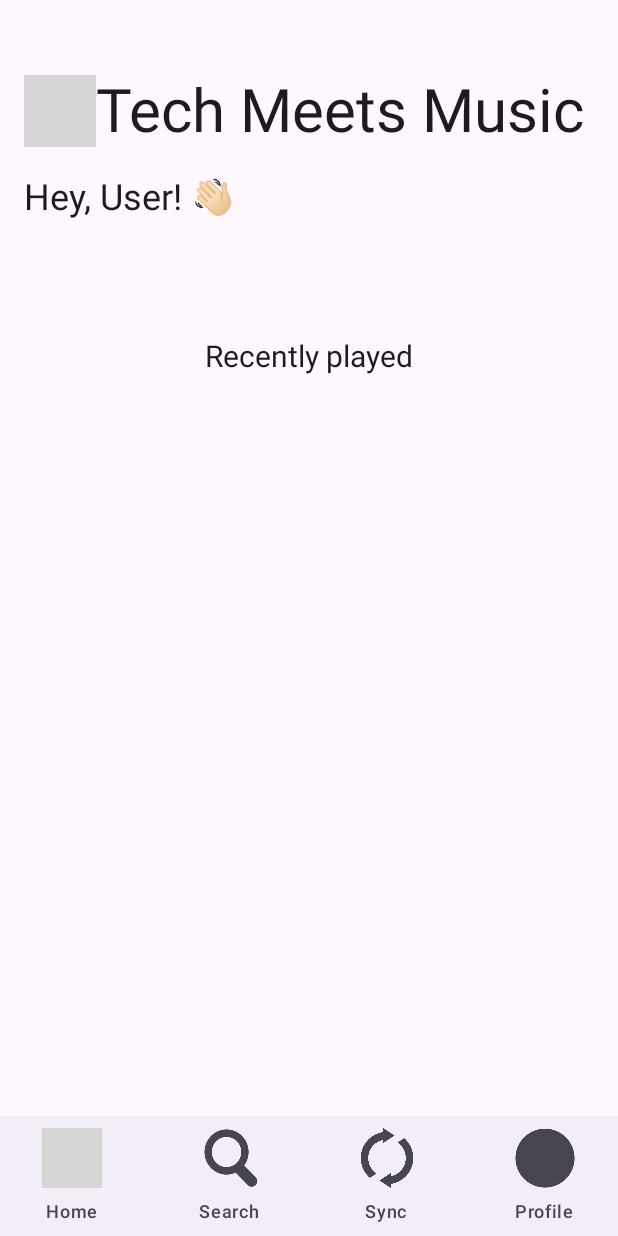
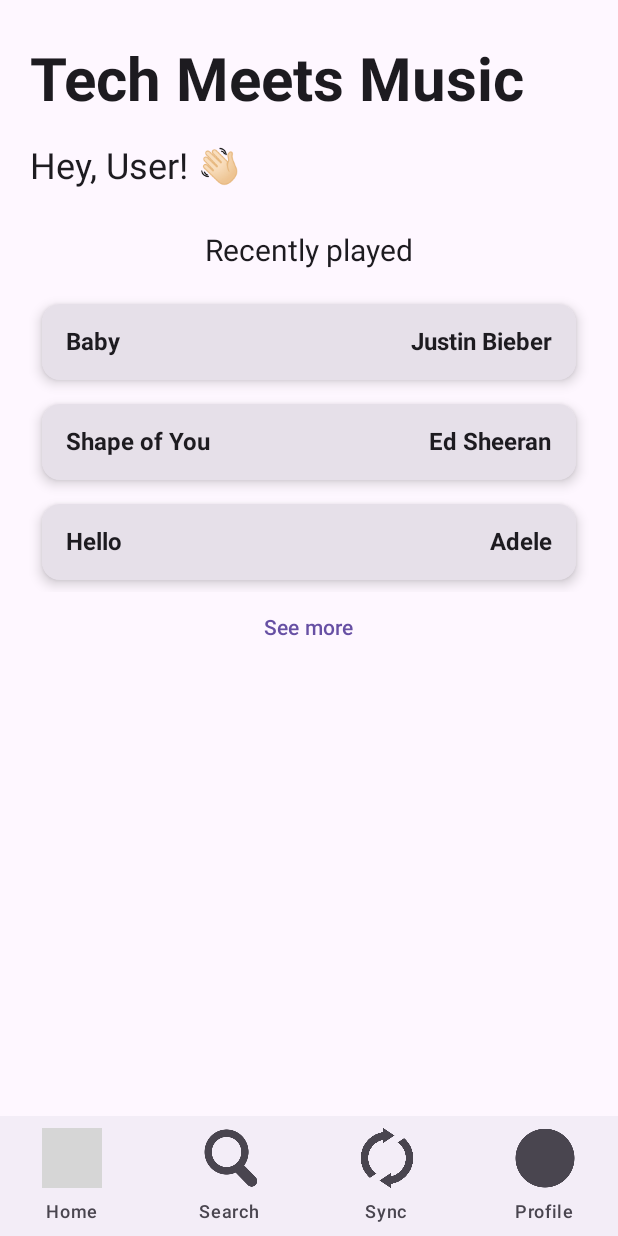
Before and after one commit to hopekcc/summer-intern-2025, an Android app built with Jetpack Compose: the screen it shows after launch (MainActivity), on a phone screen of 412 x 824 dp. Run offline under Robolectric (Android 15) with nearby library versions, the phone set to English and light mode, and no system bars; grey boxes are pictures that could not be loaded.

Commit message:
added recently played in home screen

```diff
--- a/mobile/sample/app/src/main/java/com/example/test1/screens/HomeScreen.kt
+++ b/mobile/sample/app/src/main/java/com/example/test1/screens/HomeScreen.kt
@@ -1,38 +1,115 @@
 package com.example.test1.screens
 
 import androidx.compose.foundation.Image
+import androidx.compose.foundation.clickable
 import androidx.compose.foundation.layout.*
+import androidx.compose.foundation.lazy.LazyColumn
+import androidx.compose.foundation.lazy.items
 import androidx.compose.material3.*
-import androidx.compose.runtime.Composable
+import androidx.compose.runtime.*
 import androidx.compose.ui.Alignment
 import androidx.compose.ui.Modifier
 import androidx.compose.ui.res.painterResource
+import androidx.compose.ui.text.font.FontWeight
 import androidx.compose.ui.unit.dp
 import androidx.compose.ui.unit.sp
 import com.example.test1.R
-
+import com.example.test1.Song
 
 @Composable
 fun HomeScreen(
     titleText: String,
     modifier: Modifier = Modifier
 ) {
+    val songs = listOf(
+        Song("Baby", "Justin Bieber", "akdjaskdhas"),
+        Song("Shape of You", "Ed Sheeran", "khaiuhdliuzfhuli"),
+        Song("Hello", "Adele", "sajkdhasjkdh"),
+        Song("Blinding Lights", "The Weeknd", "asjkdhaksjd"),
+        Song("Levitating", "Dua Lipa", "akdjaskdhas"),
+        Song("Uptown Funk", "Bruno Mars", "asdasdasd"),
+        Song("Stay", "The Kid LAROI", "asjkdhasd"),
+        Song("Bad Guy", "Billie Eilish", "akdjaskdhas"),
+        Song("Peaches", "Justin Bieber", "akdjaskdhas"),
+        Song("Senorita", "Shawn Mendes", "akdjaskdhas")
+    )
+
+    // "See more" variables
+    var seeMore by remember { mutableStateOf(false) }
+    val baseSongs = songs.take(3)
+    val extraSongs = songs.drop(3).take(7)
+
     Column(
         modifier = modifier
             .fillMaxSize()
-            .padding(start = 16.dp, top = 50.dp, end = 16.dp, bottom = 0.dp)
+            .padding(start = 20.dp, top = 30.dp, end = 20.dp)
     ) {
-        Row(modifier = modifier.wrapContentWidth(), verticalAlignment = Alignment.CenterVertically) {
-            Image(
-                painter = painterResource(id = R.drawable.home_logo),
-                contentDescription = "music icon/home logo",
-                modifier = Modifier.size(48.dp)
-            )
-            Text(text = "Tech Meets Music", fontSize = 40.sp)
-        }
+        Text(text = "Tech Meets Music", fontSize = 40.sp, fontWeight = FontWeight.Bold)
         Spacer(modifier = Modifier.height(20.dp))
         Text(text = titleText, fontSize = 24.sp, modifier = Modifier.align(Alignment.Start))
-        Spacer(modifier = Modifier.height(80.dp))
-        Text(text = "Recently played", fontSize = 20.sp, modifier = Modifier.align(Alignment.CenterHorizontally))
+        Spacer(modifier = Modifier.height(30.dp))
+        Text(
+            text = "Recently played",
+            fontSize = 20.sp,
+            modifier = Modifier.align(Alignment.CenterHorizontally)
+        )
+        Spacer(modifier = Modifier.height(16.dp))
+
+        // Scrollable list of songs
+        LazyColumn(modifier = modifier) {
+            items(baseSongs) { song ->
+                SongCard(song = song) {
+                    println("Clicked: ${song.title} by ${song.artist}")
+                }
+            }
+
+            if (seeMore) {
+                items(extraSongs) { song ->
+                    SongCard(song = song) {
+                        println("Clicked: ${song.title} by ${song.artist}")
+                    }
+                }
+            }
+        }
+
+        // Only show toggle if more than 3 songs
+        if (songs.size > 3) {
+            TextButton(
+                onClick = { seeMore = !seeMore },
+                modifier = Modifier.align(Alignment.CenterHorizontally)
+            ) {
+                Text(text = if (seeMore) "See less" else "See more")
+            }
+        }
     }
 }
+
+@Composable
+fun SongCard(song: Song, onClick: () -> Unit = {}) {
+    Card(
+        modifier = Modifier
+            .padding(8.dp)
+            .fillMaxWidth()
+            .clickable { onClick() },
+        elevation = CardDefaults.cardElevation(5.dp)
+    ) {
+        Row(
+            modifier = Modifier
+                .padding(16.dp)
+                .fillMaxWidth()
+        ) {
+            """
+            Image(
+                painter = painterResource(id = R.drawable.song_icon),
+                contentDescription = "song icon",
+                modifier = Modifier
+                    .size(25.dp)
+                    //.padding(end = 8.dp)
+            )
+            """
+            Text(text = song.title, fontWeight = FontWeight.Bold, fontSize = 16.sp)
+            Spacer(modifier = Modifier.weight(1f))
+            Text(text = song.artist, fontWeight = FontWeight.Bold, fontSize = 16.sp)
+        }
+    }
+}
```
